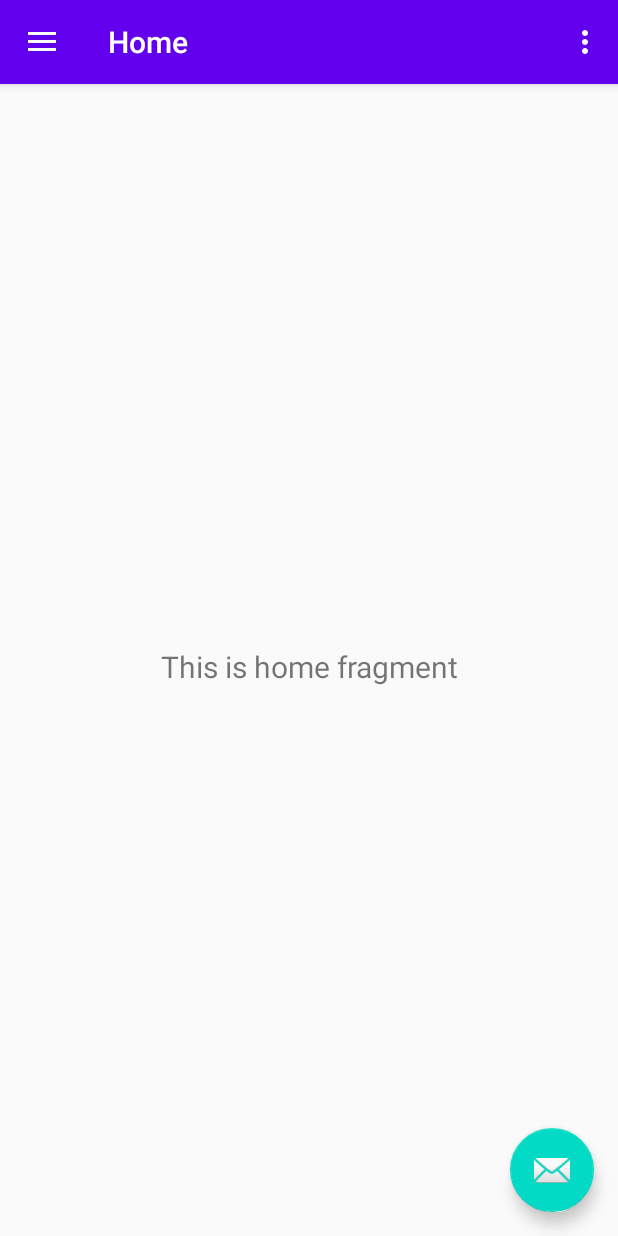
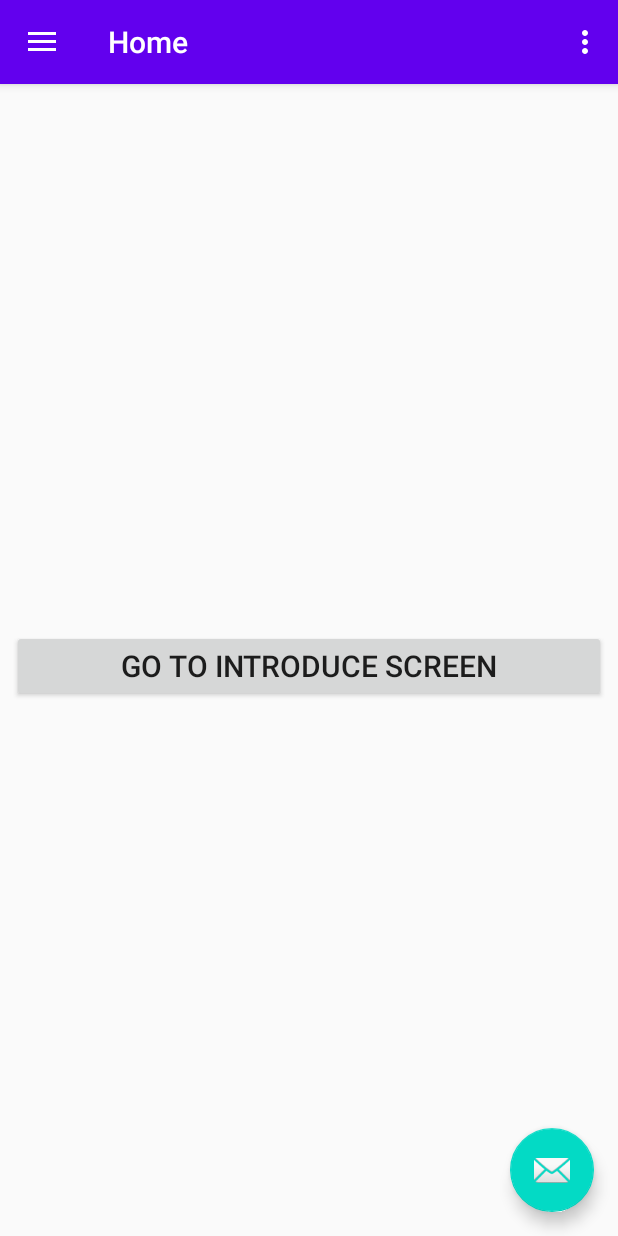
Before and after one commit to tannGitHub/tan_demo_layout, an Android app: the screen it shows after launch (MainActivity), on a phone screen of 412 x 824 dp. Run offline under Robolectric (Android 15) with nearby library versions, the phone set to English and light mode, and no system bars; our stand-ins replace navigation-ui.

Commit message:
Tan add new Fragment Introduce

```diff
--- a/app/src/main/java/com/tannm/tan_demo/ui/home/HomeFragment.java
+++ b/app/src/main/java/com/tannm/tan_demo/ui/home/HomeFragment.java
@@ -4,25 +4,29 @@ import android.os.Bundle;
 import android.view.LayoutInflater;
 import android.view.View;
 import android.view.ViewGroup;
+import android.widget.Button;
 import android.widget.TextView;
 
 import androidx.annotation.NonNull;
 import androidx.annotation.Nullable;
 import androidx.fragment.app.Fragment;
+import androidx.fragment.app.FragmentTransaction;
 import androidx.lifecycle.Observer;
 import androidx.lifecycle.ViewModelProviders;
 
 import com.tannm.tan_demo.R;
+import com.tannm.tan_demo.ui.introduce.IntroduceFragment;
 
 public class HomeFragment extends Fragment {
 
     private HomeViewModel homeViewModel;
+    private Button btnGoto;
 
     public View onCreateView(@NonNull LayoutInflater inflater,
-                             ViewGroup container, Bundle savedInstanceState) {
+                             final ViewGroup container, Bundle savedInstanceState) {
         homeViewModel =
                 ViewModelProviders.of(this).get(HomeViewModel.class);
-        View root = inflater.inflate(R.layout.fragment_home, container, false);
+        final View root = inflater.inflate(R.layout.fragment_home, container, false);
         final TextView textView = root.findViewById(R.id.text_home);
         homeViewModel.getText().observe(getViewLifecycleOwner(), new Observer<String>() {
             @Override
@@ -30,6 +34,26 @@ public class HomeFragment extends Fragment {
                 textView.setText(s);
             }
         });
+
+        btnGoto = root.findViewById(R.id.button_introduce);
+        homeViewModel.getTextButton().observe(getViewLifecycleOwner(), new Observer<String>() {
+            @Override
+            public void onChanged(@Nullable String s) {
+                btnGoto.setText(s);
+            }
+        });
+
+        btnGoto.setOnClickListener(new View.OnClickListener() {
+            @Override
+            public void onClick(View view) {
+                IntroduceFragment introduceFragment = new IntroduceFragment();
+                FragmentTransaction fragmentTransaction = getActivity().getSupportFragmentManager().beginTransaction();
+                fragmentTransaction.replace(container.getId(), introduceFragment);
+                fragmentTransaction.addToBackStack(null);
+                fragmentTransaction.commit();
+            }
+        });
+
         return root;
     }
 }
--- a/app/src/main/java/com/tannm/tan_demo/ui/home/HomeViewModel.java
+++ b/app/src/main/java/com/tannm/tan_demo/ui/home/HomeViewModel.java
@@ -6,14 +6,21 @@ import androidx.lifecycle.ViewModel;
 
 public class HomeViewModel extends ViewModel {
 
-    private MutableLiveData<String> mText;
+    private MutableLiveData<String> mText, nButtonText;
 
     public HomeViewModel() {
         mText = new MutableLiveData<>();
         mText.setValue("This is home fragment");
+
+        nButtonText = new MutableLiveData<>();
+        nButtonText.setValue("Go to Introduce screen");
     }
 
     public LiveData<String> getText() {
         return mText;
     }
+
+    public LiveData<String> getTextButton() {
+        return nButtonText;
+    }
 }
--- a/app/src/main/res/layout/fragment_home.xml
+++ b/app/src/main/res/layout/fragment_home.xml
@@ -19,4 +19,19 @@
         app:layout_constraintEnd_toEndOf="parent"
         app:layout_constraintStart_toStartOf="parent"
         app:layout_constraintTop_toTopOf="parent" />
+
+    <Button
+        android:id="@+id/button_introduce"
+        android:layout_width="match_parent"
+        android:layout_height="wrap_content"
+        android:layout_marginStart="8dp"
+        android:layout_marginTop="8dp"
+        android:layout_marginEnd="8dp"
+        android:text="Go to Introduce screen"
+        android:textAlignment="center"
+        android:textSize="20sp"
+        app:layout_constraintBottom_toBottomOf="parent"
+        app:layout_constraintEnd_toEndOf="parent"
+        app:layout_constraintStart_toStartOf="parent"
+        app:layout_constraintTop_toTopOf="parent" />
 </androidx.constraintlayout.widget.ConstraintLayout>
```
